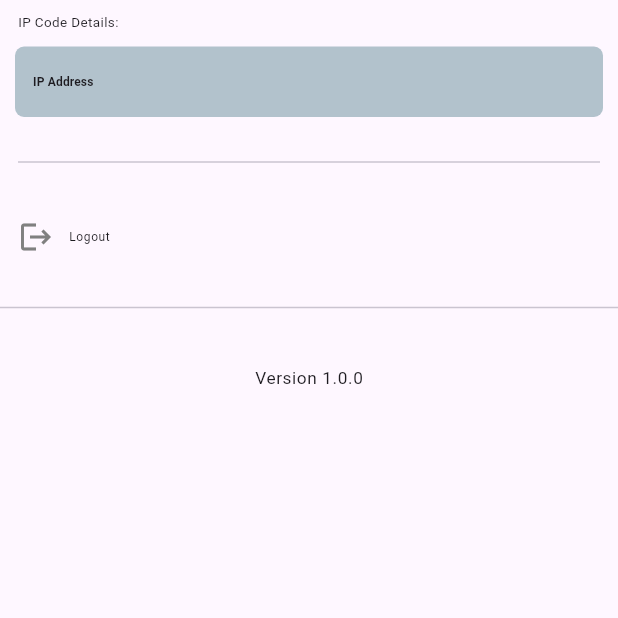
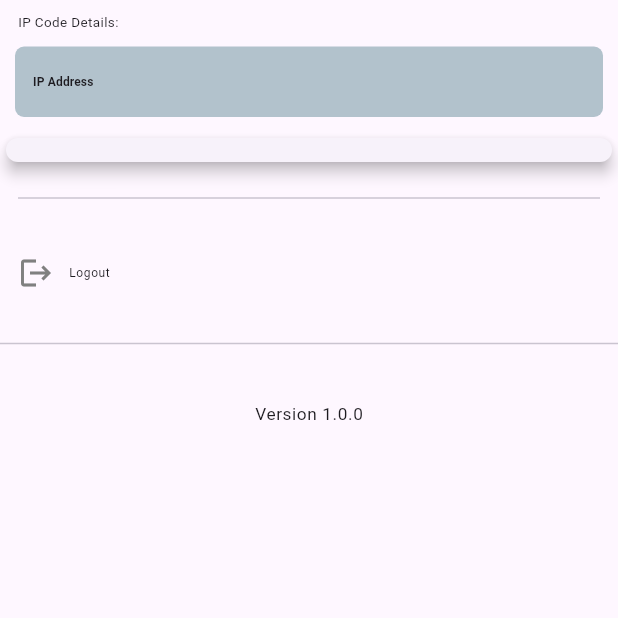
Before and after one commit to sathishin91/whizzyapp, a Flutter app: the ProfileFragment screen opened directly, on a phone screen of 412 x 824 dp, the top half of it. Run offline on Flutter 3.47's test engine with Material 3 defaults, Android fonts, the phone set to English and light mode, and no system bars; our stand-ins replace calendar_date_picker2, dartz, datetime_picker_formfield_new, dropdown_search, equatable, firebase_core and 9 more; missing offline and left inert: aligned_dialog; accounts and stored records are empty; Roboto replaces fonts that are missing (Poppins).

Commit message:
build version updated

```diff
--- a/lib/presenter/fragment/Profile_Fragment.dart
+++ b/lib/presenter/fragment/Profile_Fragment.dart
@@ -50,6 +50,25 @@ class _ProfileFragmentState extends State<ProfileFragment> {
                     10.height,
                     ipAddress(),
                     10.height,
+                  ],
+                ),
+              ),
+            ),
+            Card(
+              elevation: 4,
+              child: Padding(
+                padding: const EdgeInsets.all(8.0),
+                child: Row(
+                  children: [
+                    // Radio(
+                    //   value: value,
+                    //   groupValue: _selectedValue,
+                    //   onChanged:
+                    //       _handleRadioValueChange, // Handle radio button tap
+                    // ),
+                    // Icon(icon),
+                    // SizedBox(width: 10),
+                    // Text(label),
                   ],
                 ),
               ),
```
Also changed, not shown: lib/widgets/image_radio_group.dart (added, +131 -0 lines), 2 other files.
